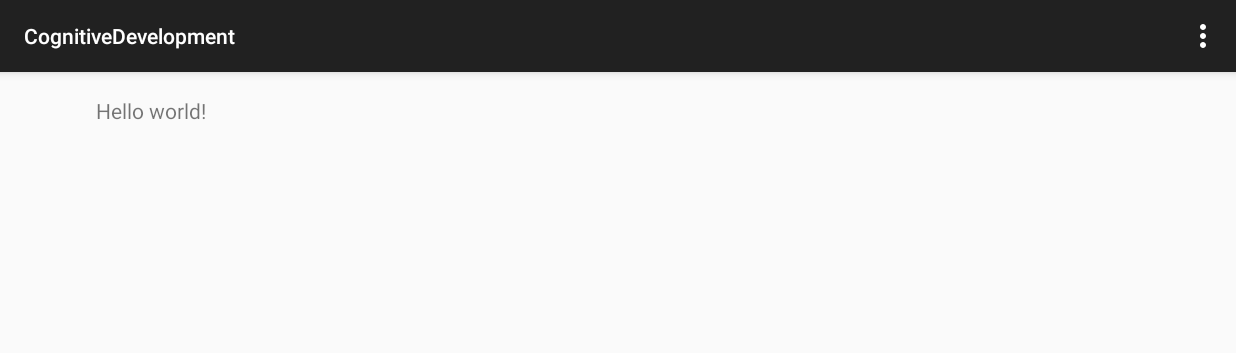
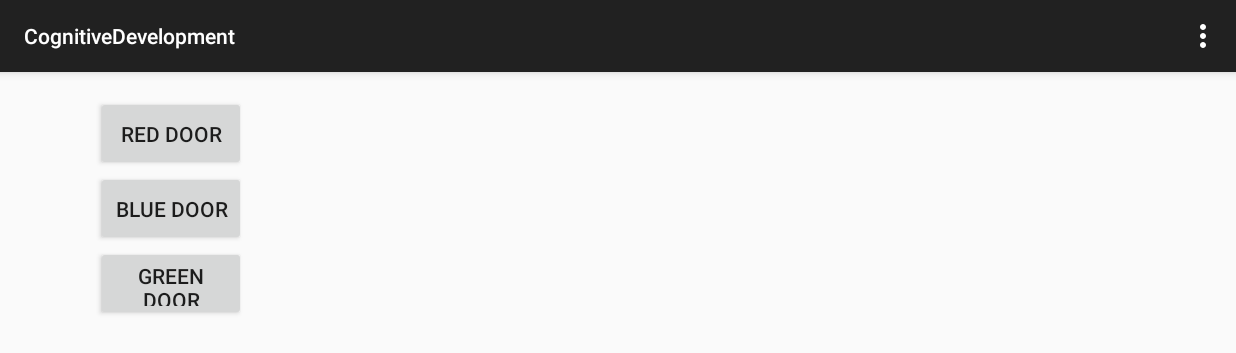
Before and after one commit to darpan-mehta/CognitiveDevelopment, an Android app: the screen it shows after launch (MainActivity), on a phone screen of 824 x 412 dp (held sideways). Shown: the top 353 px of the screen. Run offline under Robolectric (Android 15) with nearby library versions, the phone set to English and light mode, and no system bars.

Commit message:
Implemented sound functionality for the doors. Randomized them as well so we can have some fun with recording different versions

```diff
--- a/app/src/main/java/com/cogdev/cognitivedevelopment/MainActivity.java
+++ b/app/src/main/java/com/cogdev/cognitivedevelopment/MainActivity.java
@@ -1,19 +1,93 @@
 package com.cogdev.cognitivedevelopment;
 
+import android.media.MediaPlayer;
 import android.support.v7.app.AppCompatActivity;
 import android.os.Bundle;
 import android.view.Menu;
 import android.view.MenuItem;
+import android.view.View;
+import android.widget.Button;
+
+import java.util.Random;
 
 public class MainActivity extends AppCompatActivity {
+    MediaPlayer mp;
+    int[] soundsr = {R.raw.rightdoor,R.raw.running,R.raw.rdoorsound};
+    int[] soundsg = {R.raw.rightdoor,R.raw.running,R.raw.gdoorsound};
+    int[] soundsb = {R.raw.rightdoor,R.raw.running,R.raw.bdoorsound};
+
+    Random r = new Random();
+    final int Low = 0;
+    final int High = 2;
+    int rndm = r.nextInt((High - Low)+1) + Low;
 
     @Override
     protected void onCreate(Bundle savedInstanceState) {
         super.onCreate(savedInstanceState);
         setContentView(R.layout.activity_main);
+
+
+        Button rdoor = (Button) findViewById(R.id.rdoor);
+        mp = MediaPlayer.create(getApplicationContext(), soundsr[rndm]);
+        rdoor.setOnClickListener(new View.OnClickListener() {
+            @Override
+            public void onClick(View v) {
+                try {
+                    if (mp.isPlaying()) {
+                        mp.stop();
+                        mp.release();
+                        rndm = r.nextInt((High - Low) + 1) + Low;
+                        mp = MediaPlayer.create(getApplicationContext(), soundsr[rndm]);
+                    }
+                    mp.start();
+                } catch (Exception e) {
+                    e.printStackTrace();
+                }
+            }
+        });
+
+        Button gdoor = (Button) findViewById(R.id.gdoor);
+        mp = MediaPlayer.create(getApplicationContext(), soundsg[rndm]);
+        gdoor.setOnClickListener(new View.OnClickListener() {
+            @Override
+            public void onClick(View v) {
+                try {
+                    if (mp.isPlaying()) {
+                        mp.stop();
+                        mp.release();
+                        rndm = r.nextInt((High - Low)+1) + Low;
+                        mp = MediaPlayer.create(getApplicationContext(), soundsg[rndm]);
+                    }
+                    mp.start();
+                } catch (Exception e) {
+                    e.printStackTrace();
+                }
+            }
+        });
+
+        Button bdoor = (Button) findViewById(R.id.bdoor);
+        mp = MediaPlayer.create(getApplicationContext(), soundsb[rndm]);
+        bdoor.setOnClickListener(new View.OnClickListener() {
+            @Override
+            public void onClick(View v) {
+                try {
+                    if (mp.isPlaying()) {
+                        mp.stop();
+                        mp.release();
+                        rndm = r.nextInt((High - Low)+1) + Low;
+                        mp = MediaPlayer.create(getApplicationContext(), soundsb[rndm]);
+                    }
+                    mp.start();
+                } catch (Exception e) {
+                    e.printStackTrace();
+                }
+            }
+        });
+
     }
 
-    @Override
+
+        @Override
     public boolean onCreateOptionsMenu(Menu menu) {
         // Inflate the menu; this adds items to the action bar if it is present.
         getMenuInflater().inflate(R.menu.menu_main, menu);
--- a/app/src/main/res/layout/activity_main.xml
+++ b/app/src/main/res/layout/activity_main.xml
@@ -5,7 +5,25 @@
     android:paddingTop="@dimen/activity_vertical_margin"
     android:paddingBottom="@dimen/activity_vertical_margin" tools:context=".MainActivity">
 
-    <TextView android:text="@string/hello_world" android:layout_width="wrap_content"
-        android:layout_height="wrap_content" />
+
+    <Button
+        android:layout_width="100dp"
+        android:layout_height="50dp"
+        android:id="@+id/rdoor"
+        android:text="Red Door"/>
+    <Button
+        android:layout_width="100dp"
+        android:layout_height="50dp"
+        android:id="@+id/bdoor"
+        android:text="Blue Door"
+        android:layout_below="@+id/rdoor"/>
+    <Button
+        android:layout_width="100dp"
+        android:layout_height="50dp"
+        android:id="@+id/gdoor"
+        android:text="Green Door"
+        android:layout_below="@id/bdoor"/>
+
+
 
 </RelativeLayout>
```
Also changed, not shown: app/src/main/res/values/strings.xml (+18 -0 lines).
